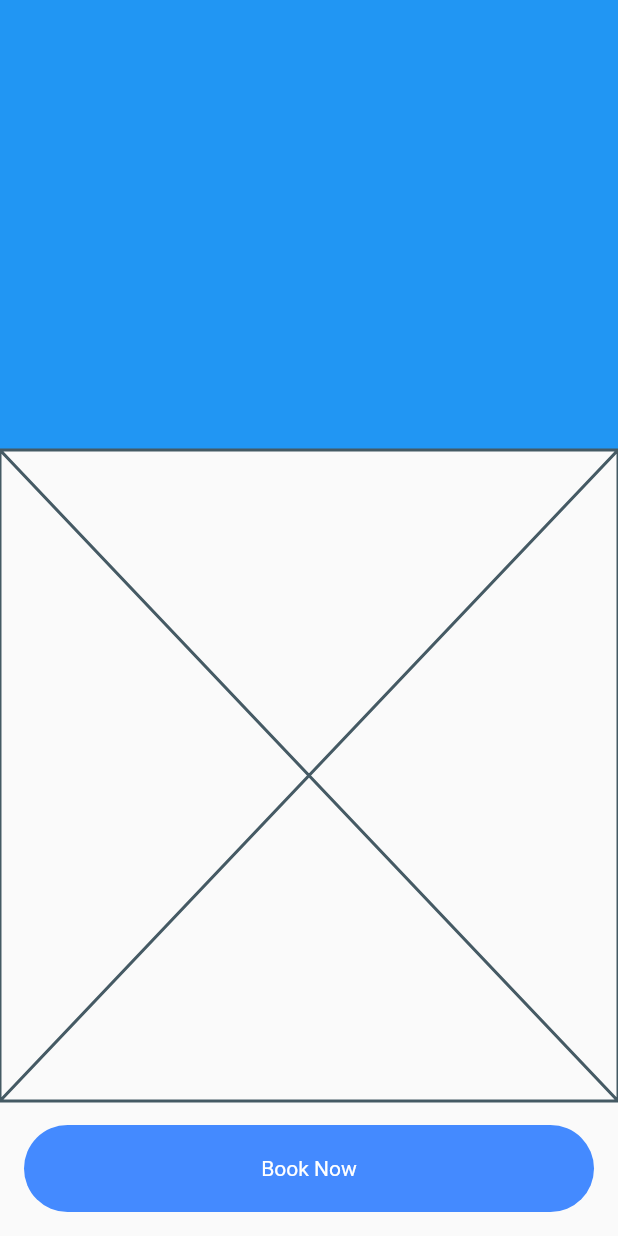
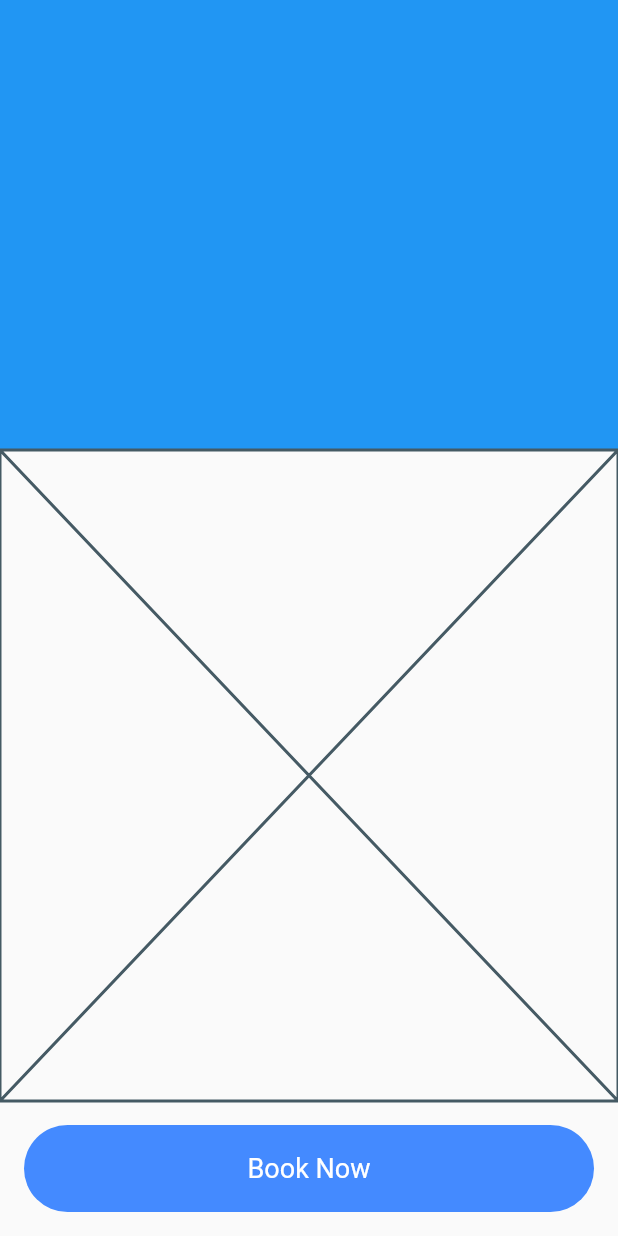
Before and after one commit to JAICHANGPARK/flutter_notebook_chapter_22, a Flutter app: the TravelUiDetailPage screen opened by its route, on a phone screen of 412 x 824 dp. Run offline on Flutter 3.47's test engine with Material 2 defaults, Android fonts, the phone set to English and light mode, and no system bars; our stand-ins replace dots_indicator, flutter_riverpod, freezed_annotation, go_router, google_fonts, ionicons and 1 more; network calls fail.

Commit message:
Update travel_detail_page.dart

```diff
--- a/lib/ep1284_travel_ui_kit_app/src/ui/travel_detail_page.dart
+++ b/lib/ep1284_travel_ui_kit_app/src/ui/travel_detail_page.dart
@@ -17,18 +17,21 @@ class _TravelUiDetailPageState extends State<TravelUiDetailPage> {
             height: 300,
             color: Colors.blue,
           ),
-          Expanded(child: Placeholder()),
+          const Expanded(child: Placeholder()),
           Container(
-            margin: EdgeInsets.all(16),
+            margin: const EdgeInsets.all(16),
             height: 58,
             decoration: BoxDecoration(
               color: Colors.blueAccent,
-              borderRadius: BorderRadius.circular(32)
+              borderRadius: BorderRadius.circular(32),
             ),
-            child: Center(
+            child: const Center(
               child: Text(
                 "Book Now",
-                style: TextStyle(color: Colors.white),
+                style: TextStyle(
+                  color: Colors.white,
+                  fontSize: 18,
+                ),
               ),
             ),
           )
```
